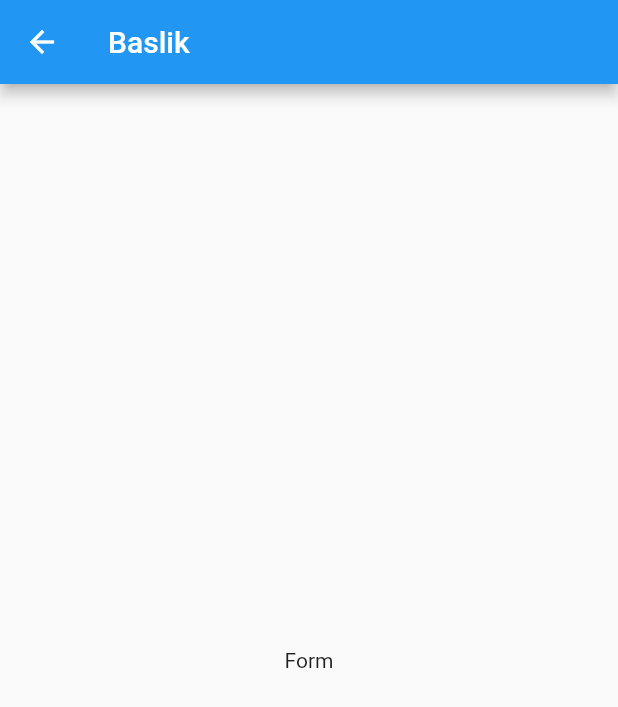
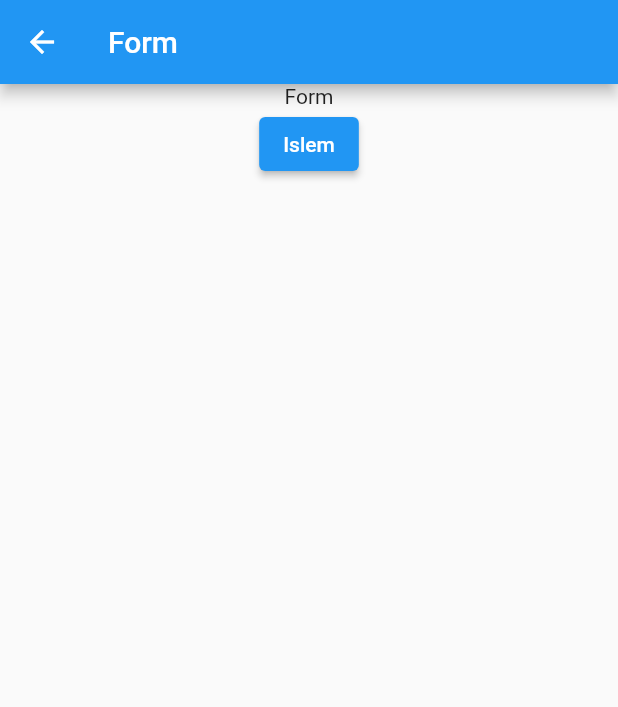
Before and after one commit to talip5/student, a Flutter app: the screen it shows after launch, after a tap on "Form", on a phone screen of 412 x 824 dp. Shown: the top 707 px of the screen. Run offline on Flutter 3.47's test engine with Material 2 defaults, Android fonts, the phone set to English and light mode, and no system bars.

Commit message:
08.10.2021

```diff
--- a/lib/form.dart
+++ b/lib/form.dart
@@ -1,9 +1,16 @@
 import 'package:flutter/material.dart';
+import 'package:student/models/student5.dart';
 
 class Form5 extends StatefulWidget {
-  String isim='kkk';
-  Form5(String isim){
-  this.isim=isim;
+
+  Student5 student5=Student5('',0);
+
+  String firstNamef='kkk';
+  int numberf=0;
+
+  Form5(this.student5){
+  this.firstNamef=firstNamef;
+  this.numberf=numberf;
   }
 
   @override
@@ -16,10 +23,21 @@ class _Form5State extends State<Form5> {
   Widget build(BuildContext context) {
     return Scaffold(
       appBar: AppBar(
-        title: Text('Baslik'),
+        title: Text('Form'),
       ),
-      body: Center(
-        child: Text('Form'),
+      body: Column(
+        children: [
+          Center(
+            child: Text('Form'),
+          ),
+          ElevatedButton(
+            onPressed:(){
+              print('Form islem');
+              print(widget.student5.firstNames);
+            },
+            child: Text('Islem'),
+          ),
+        ],
       ),
     );
   }
--- a/lib/main.dart
+++ b/lib/main.dart
@@ -62,21 +62,21 @@ class _MyAppState extends State<MyApp> {
               ElevatedButton(
                 onPressed:(){
                   //deneme();
-                  print(widget.student5[0].firstNames);
-                  print('Student');
+                  print(widget.student5[widget.index1].firstNames);
                   //Navigator.push(context,MaterialPageRoute(builder: (context)=>Ekran()));
                   Navigator.push(context,MaterialPageRoute(builder: (context)=>Ekran(widget.student5[widget.index1])));
                 },
                 child: Text('Student'),
               ),
               ElevatedButton(
-                onPressed:(){                  print(widget.ortak.sinif);
+                onPressed:(){
+                  print(widget.ortak.sinif);
                 },
                 child: Text('Sinif'),
               ),
               ElevatedButton(
                 onPressed:(){
-                  Navigator.push(context,MaterialPageRoute(builder: (context)=>Form5(widget.isim)));
+                  Navigator.push(context,MaterialPageRoute(builder: (context)=>Form5(widget.student5.last)));
                   print('Form');
                 },
                 child: Text('Form'),
```
